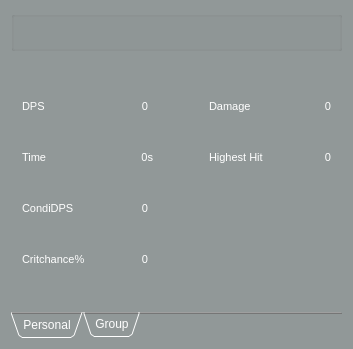
Before: the Qt Designer form mainwindow.ui in Tyrox92/Gw2SPECS, drawn with Qt 5.
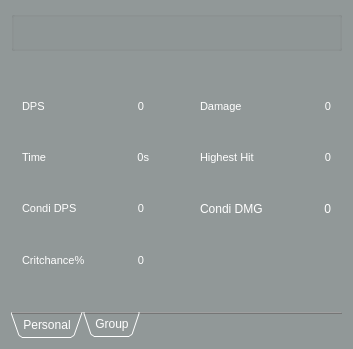
After: the same form once the commit is applied. Icons and pictures are not drawn.

Commit message:
Added Condi DMG labels
-Condi DMG Label
-object name condiDPS

The edit to the form file:
```diff
--- a/mainwindow.ui
+++ b/mainwindow.ui
@@ -849,7 +849,7 @@
            <string notr="true">color: rgb(255, 255, 255);</string>
           </property>
           <property name="text">
-           <string>CondiDPS</string>
+           <string>Condi DPS</string>
           </property>
           <property name="alignment">
            <set>Qt::AlignLeading|Qt::AlignLeft|Qt::AlignVCenter</set>
@@ -930,6 +930,23 @@
           </property>
          </widget>
         </item>
+        <item row="3" column="5">
+         <widget class="QLabel" name="label_16">
+          <property name="text">
+           <string>Condi DMG</string>
+          </property>
+         </widget>
+        </item>
+        <item row="3" column="7">
+         <widget class="QLabel" name="condiDMG">
+          <property name="text">
+           <string>0</string>
+          </property>
+          <property name="alignment">
+           <set>Qt::AlignRight|Qt::AlignTrailing|Qt::AlignVCenter</set>
+          </property>
+         </widget>
+        </item>
        </layout>
        <zorder>labelDps</zorder>
        <zorder>labelDpsValue</zorder>
```
Left out of the diff: 2 changed lines with no effect on the pictures.
